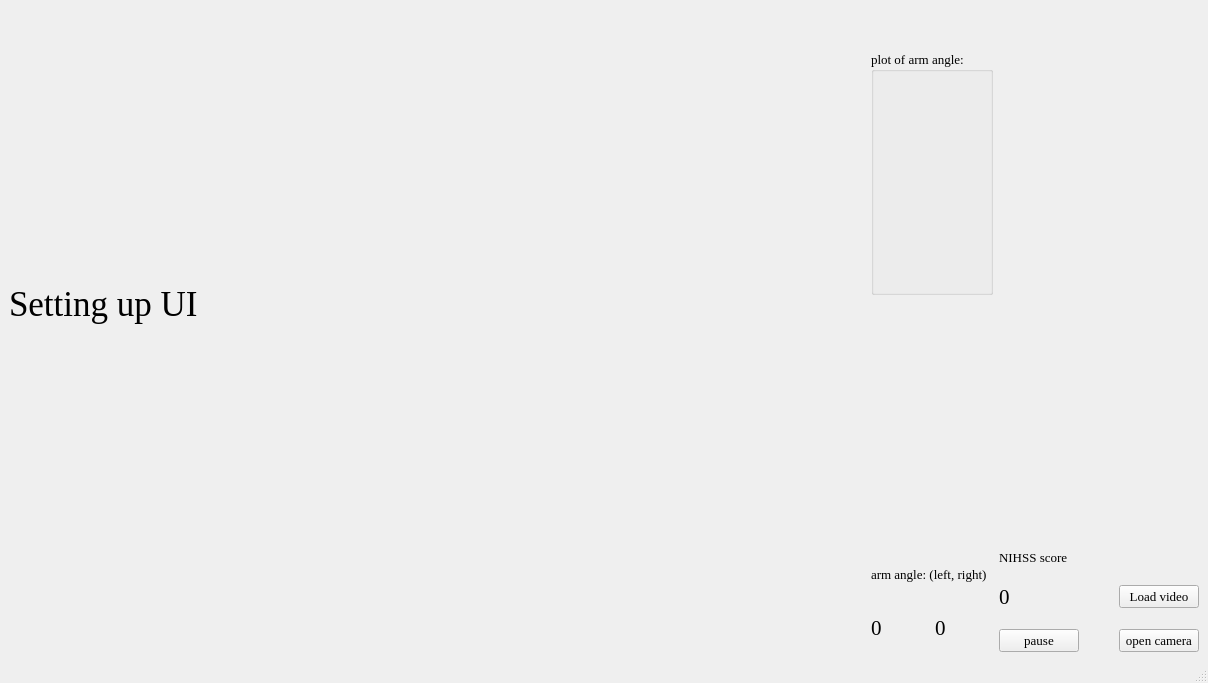
This is demo.ui in kyrixn/IMR_summer as Qt 5 draws it before an edit. The edited form follows.
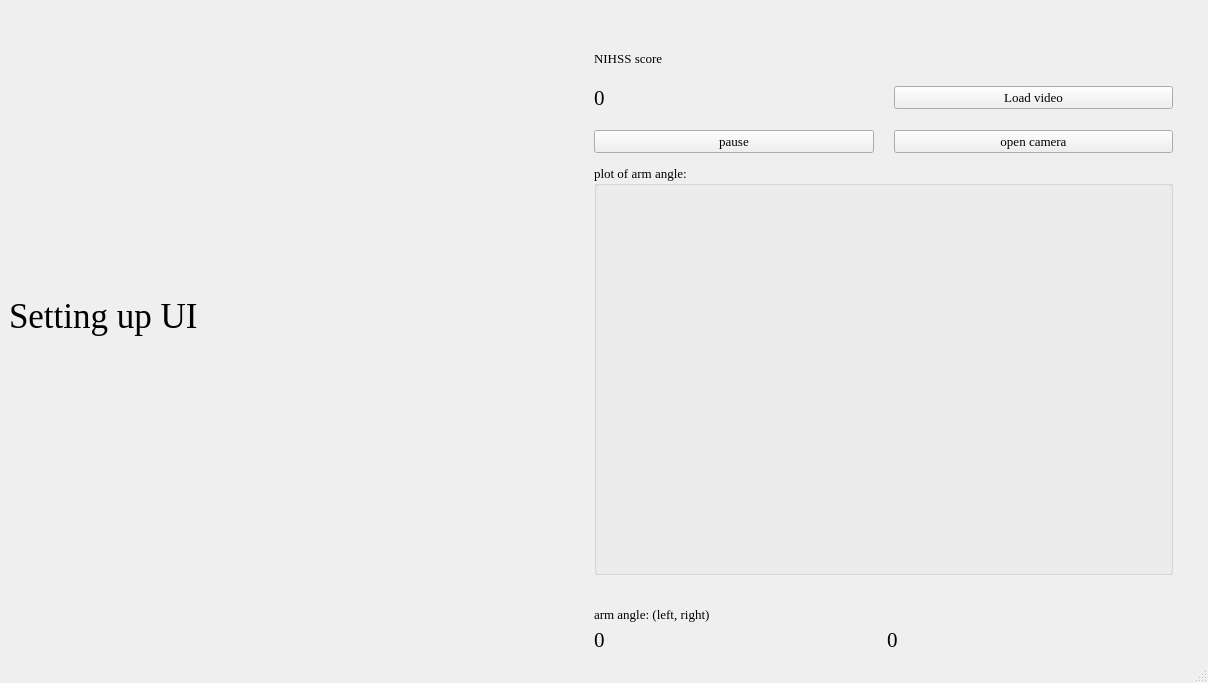
This is the edited form.

```diff
--- a/demo.ui
+++ b/demo.ui
@@ -23,7 +23,7 @@
   </property>
   <widget class="QWidget" name="centralwidget">
    <layout class="QGridLayout" name="gridLayout_2">
-    <item row="0" column="0">
+    <item row="0" column="1">
      <layout class="QGridLayout" name="gridLayout_main">
       <item row="0" column="2">
        <layout class="QVBoxLayout" name="verticalLayout">
@@ -43,7 +43,7 @@
         </item>
        </layout>
       </item>
-      <item row="0" column="0" rowspan="4">
+      <item row="0" column="0" rowspan="6">
        <widget class="QLabel" name="PicLabel">
         <property name="font">
          <font>
@@ -58,12 +58,99 @@
         </property>
        </widget>
       </item>
-      <item row="3" column="2" rowspan="2">
+      <item row="6" column="1">
+       <layout class="QHBoxLayout" name="horizontalLayout_2">
+        <item>
+         <widget class="QLabel" name="r_angle_label">
+          <property name="font">
+           <font>
+            <family>Times New Roman</family>
+            <pointsize>16</pointsize>
+            <weight>50</weight>
+            <bold>false</bold>
+           </font>
+          </property>
+          <property name="text">
+           <string>0</string>
+          </property>
+         </widget>
+        </item>
+        <item>
+         <widget class="QLabel" name="l_angle_label">
+          <property name="font">
+           <font>
+            <family>Times New Roman</family>
+            <pointsize>16</pointsize>
+            <weight>50</weight>
+            <bold>false</bold>
+           </font>
+          </property>
+          <property name="text">
+           <string>0</string>
+          </property>
+         </widget>
+        </item>
+       </layout>
+      </item>
+      <item row="3" column="1">
+       <widget class="QGroupBox" name="angle_plot">
+        <property name="title">
+         <string>plot of arm angle:</string>
+        </property>
+       </widget>
+      </item>
+      <item row="3" column="2">
+       <spacer name="verticalSpacer">
+        <property name="orientation">
+         <enum>Qt::Vertical</enum>
+        </property>
+        <property name="sizeHint" stdset="0">
+         <size>
+          <width>20</width>
+          <height>40</height>
+         </size>
+        </property>
+       </spacer>
+      </item>
+      <item row="5" column="1">
+       <widget class="QLabel" name="label">
+        <property name="text">
+         <string>arm angle: (left, right)</string>
+        </property>
+       </widget>
+      </item>
+      <item row="6" column="0">
+       <spacer name="horizontalSpacer">
+        <property name="orientation">
+         <enum>Qt::Horizontal</enum>
+        </property>
+        <property name="sizeHint" stdset="0">
+         <size>
+          <width>80</width>
+          <height>20</height>
+         </size>
+        </property>
+       </spacer>
+      </item>
+      <item row="4" column="1">
+       <spacer name="horizontalSpacer_2">
+        <property name="orientation">
+         <enum>Qt::Horizontal</enum>
+        </property>
+        <property name="sizeHint" stdset="0">
+         <size>
+          <width>20</width>
+          <height>20</height>
+         </size>
+        </property>
+       </spacer>
+      </item>
+      <item row="1" column="1">
        <layout class="QGridLayout" name="gridLayout">
         <property name="spacing">
          <number>20</number>
         </property>
-        <item row="3" column="2">
+        <item row="3" column="1">
          <widget class="QPushButton" name="pushButton_2">
           <property name="text">
            <string>open camera</string>
@@ -77,7 +164,7 @@
           </property>
          </widget>
         </item>
-        <item row="0" column="0" colspan="3">
+        <item row="0" column="0" colspan="2">
          <widget class="QLabel" name="label_2">
           <property name="sizePolicy">
            <sizepolicy hsizetype="Preferred" vsizetype="Preferred">
@@ -96,13 +183,6 @@
           </property>
          </widget>
         </item>
-        <item row="1" column="2">
-         <widget class="QPushButton" name="pushButton">
-          <property name="text">
-           <string>Load video</string>
-          </property>
-         </widget>
-        </item>
         <item row="1" column="0">
          <widget class="QLabel" name="ScoreLabel">
           <property name="sizePolicy">
@@ -127,95 +207,15 @@
           </property>
          </widget>
         </item>
-       </layout>
-      </item>
-      <item row="3" column="1">
-       <widget class="QLabel" name="label">
-        <property name="text">
-         <string>arm angle: (left, right)</string>
-        </property>
-       </widget>
-      </item>
-      <item row="4" column="1">
-       <layout class="QHBoxLayout" name="horizontalLayout_2">
-        <item>
-         <widget class="QLabel" name="r_angle_label">
-          <property name="font">
-           <font>
-            <family>Times New Roman</family>
-            <pointsize>16</pointsize>
-            <weight>50</weight>
-            <bold>false</bold>
-           </font>
-          </property>
+        <item row="1" column="1">
+         <widget class="QPushButton" name="pushButton">
           <property name="text">
-           <string>0</string>
+           <string>Load video</string>
           </property>
          </widget>
         </item>
-        <item>
-         <widget class="QLabel" name="l_angle_label">
-          <property name="font">
-           <font>
-            <family>Times New Roman</family>
-            <pointsize>16</pointsize>
-            <weight>50</weight>
-            <bold>false</bold>
-           </font>
-          </property>
-          <property name="text">
-           <string>0</string>
-          </property>
-         </widget>
-        </item>
        </layout>
       </item>
-      <item row="1" column="2">
-       <spacer name="verticalSpacer">
-        <property name="orientation">
-         <enum>Qt::Vertical</enum>
-        </property>
-        <property name="sizeHint" stdset="0">
-         <size>
-          <width>20</width>
-          <height>40</height>
-         </size>
-        </property>
-       </spacer>
-      </item>
-      <item row="1" column="1">
-       <widget class="QGroupBox" name="angle_plot">
-        <property name="title">
-         <string>plot of arm angle:</string>
-        </property>
-       </widget>
-      </item>
-      <item row="4" column="0">
-       <spacer name="horizontalSpacer">
-        <property name="orientation">
-         <enum>Qt::Horizontal</enum>
-        </property>
-        <property name="sizeHint" stdset="0">
-         <size>
-          <width>80</width>
-          <height>20</height>
-         </size>
-        </property>
-       </spacer>
-      </item>
-      <item row="2" column="1">
-       <spacer name="verticalSpacer_2">
-        <property name="orientation">
-         <enum>Qt::Vertical</enum>
-        </property>
-        <property name="sizeHint" stdset="0">
-         <size>
-          <width>20</width>
-          <height>15</height>
-         </size>
-        </property>
-       </spacer>
-      </item>
      </layout>
     </item>
    </layout>
```
